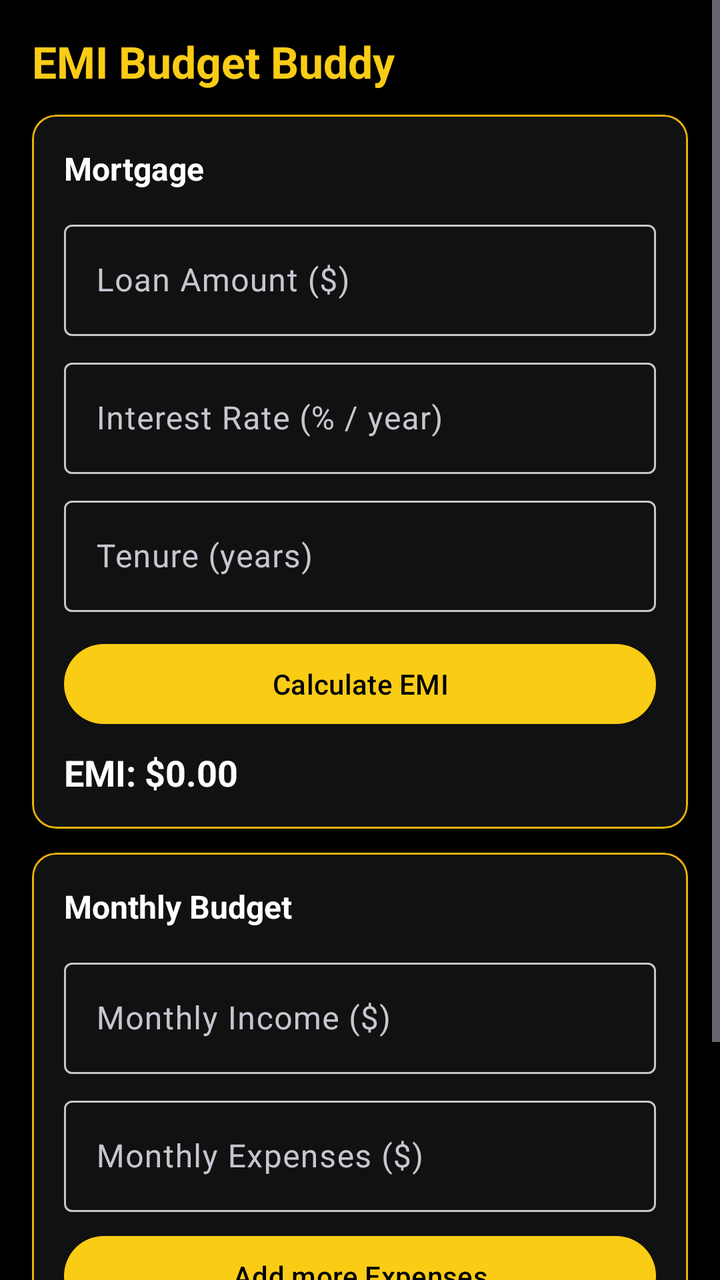
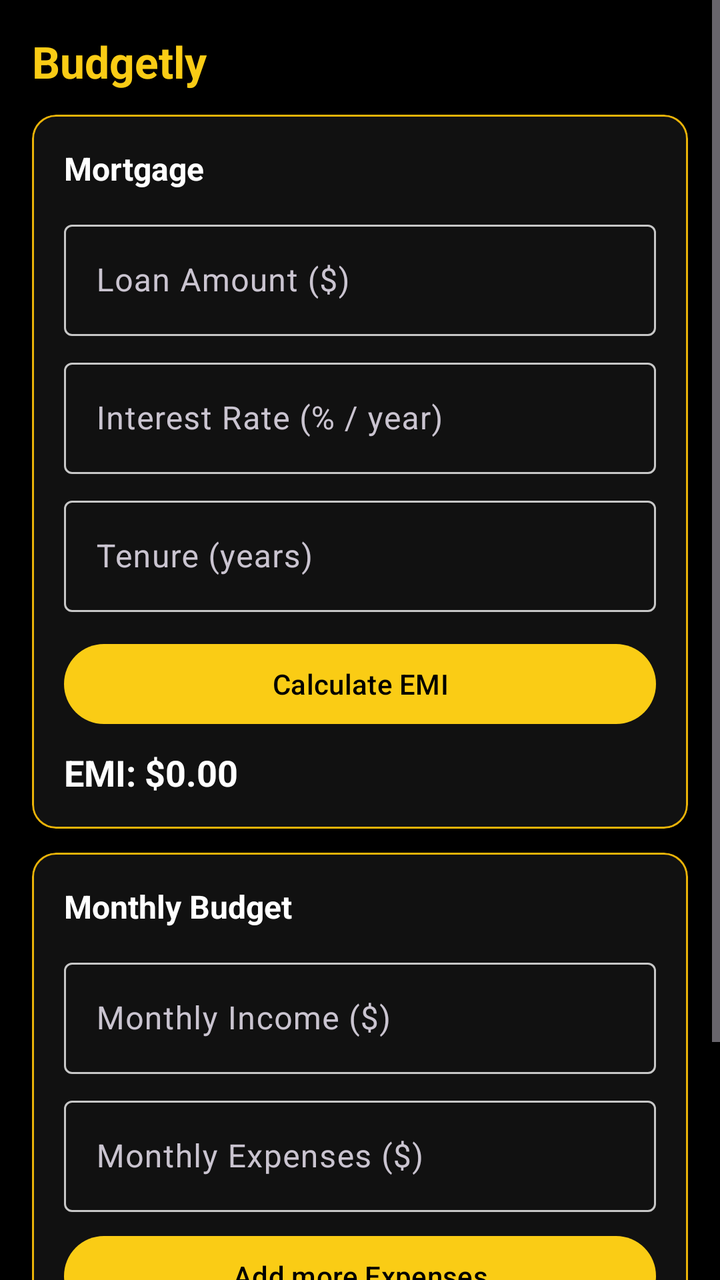

Screens rendered from an Android XML layout before and after an edit, with the pre-edit source and the edit as a unified diff.
<!-- AndroidManifest.xml: application theme Theme.Rushi_assignment1 -->
<!-- res/layout/activity_main.xml -->
<?xml version="1.0" encoding="utf-8"?>
<ScrollView xmlns:android="http://schemas.android.com/apk/res/android"
    xmlns:app="http://schemas.android.com/apk/res-auto"
    android:fillViewport="true"
    android:background="@color/pureBlack"
    android:layout_width="match_parent"
    android:layout_height="match_parent">

    
    <androidx.constraintlayout.widget.ConstraintLayout
        android:padding="16dp"
        android:layout_width="match_parent"
        android:layout_height="wrap_content">

        
        <com.google.android.material.textview.MaterialTextView
            android:id="@+id/tvTitle"
            android:text="EMI Budget Buddy"
            android:textStyle="bold"
            android:textColor="@color/brandYellow"
            android:textSize="22sp"
            android:layout_width="0dp"
            android:layout_height="wrap_content"
            app:layout_constraintTop_toTopOf="parent"
            app:layout_constraintStart_toStartOf="parent"
            app:layout_constraintEnd_toEndOf="parent"/>

        
        <com.google.android.material.card.MaterialCardView
            android:id="@+id/cardMortgage"
            android:layout_marginTop="12dp"
            android:layout_width="0dp"
            android:layout_height="wrap_content"
            app:cardBackgroundColor="@color/nearBlack"
            app:strokeColor="@color/brandYellowDark"
            app:strokeWidth="1dp"
            app:layout_constraintTop_toBottomOf="@id/tvTitle"
            app:layout_constraintStart_toStartOf="parent"
            app:layout_constraintEnd_toEndOf="parent">

            <LinearLayout
                android:padding="16dp"
                android:orientation="vertical"
                android:layout_width="match_parent"
                android:layout_height="wrap_content">

                
                <com.google.android.material.textview.MaterialTextView
                    android:text="Mortgage"
                    android:textStyle="bold"
                    android:textColor="@color/white"
                    android:textSize="16sp"
                    android:layout_width="wrap_content"
                    android:layout_height="wrap_content"/>

                
                <com.google.android.material.textfield.TextInputLayout
                    android:id="@+id/tilLoan"
                    android:hint="Loan Amount ($)"
                    android:layout_width="match_parent"
                    android:layout_height="wrap_content"
                    android:layout_marginTop="12dp">

                    <com.google.android.material.textfield.TextInputEditText
                        android:id="@+id/etLoan"
                        android:inputType="numberDecimal"
                        android:textColor="@color/white"
                        android:layout_width="match_parent"
                        android:layout_height="wrap_content"/>
                </com.google.android.material.textfield.TextInputLayout>

                
                <com.google.android.material.textfield.TextInputLayout
                    android:id="@+id/tilRate"
                    android:hint="Interest Rate (% / year)"
                    android:layout_width="match_parent"
                    android:layout_height="wrap_content"
                    android:layout_marginTop="8dp">

                    <com.google.android.material.textfield.TextInputEditText
                        android:id="@+id/etRate"
                        android:inputType="numberDecimal"
                        android:textColor="@color/white"
                        android:layout_width="match_parent"
                        android:layout_height="wrap_content"/>
                </com.google.android.material.textfield.TextInputLayout>

                
                <com.google.android.material.textfield.TextInputLayout
                    android:id="@+id/tilYears"
                    android:hint="Tenure (years)"
                    android:layout_width="match_parent"
                    android:layout_height="wrap_content"
                    android:layout_marginTop="8dp">

                    <com.google.android.material.textfield.TextInputEditText
                        android:id="@+id/etYears"
                        android:inputType="number"
                        android:textColor="@color/white"
                        android:layout_width="match_parent"
                        android:layout_height="wrap_content"/>
                </com.google.android.material.textfield.TextInputLayout>

                
                <com.google.android.material.button.MaterialButton
                    android:id="@+id/btnCalcEmi"
                    android:text="Calculate EMI"
                    android:layout_marginTop="12dp"
                    android:layout_width="match_parent"
                    android:layout_height="wrap_content"/>

                
                <com.google.android.material.textview.MaterialTextView
                    android:id="@+id/tvEmi"
                    android:text="EMI: $0.00"
                    android:textStyle="bold"
                    android:textColor="@color/white"
                    android:textSize="18sp"
                    android:layout_marginTop="8dp"
                    android:layout_width="match_parent"
                    android:layout_height="wrap_content"/>
            </LinearLayout>
        </com.google.android.material.card.MaterialCardView>

        
        <com.google.android.material.card.MaterialCardView
            android:id="@+id/cardBudget"
            android:layout_marginTop="12dp"
            android:layout_width="0dp"
            android:layout_height="wrap_content"
            app:cardBackgroundColor="@color/nearBlack"
            app:strokeColor="@color/brandYellowDark"
            app:strokeWidth="1dp"
            app:layout_constraintTop_toBottomOf="@id/cardMortgage"
            app:layout_constraintStart_toStartOf="parent"
            app:layout_constraintEnd_toEndOf="parent">

            <LinearLayout
                android:padding="16dp"
                android:orientation="vertical"
                android:layout_width="match_parent"
                android:layout_height="wrap_content">

                
                <com.google.android.material.textview.MaterialTextView
                    android:text="Monthly Budget"
                    android:textStyle="bold"
                    android:textColor="@color/white"
                    android:textSize="16sp"
                    android:layout_width="wrap_content"
                    android:layout_height="wrap_content"/>

                
                <com.google.android.material.textfield.TextInputLayout
                    android:id="@+id/tilIncome"
                    android:hint="Monthly Income ($)"
                    android:layout_width="match_parent"
                    android:layout_height="wrap_content"
                    android:layout_marginTop="12dp">

                    <com.google.android.material.textfield.TextInputEditText
                        android:id="@+id/etIncome"
                        android:inputType="numberDecimal"
                        android:textColor="@color/white"
                        android:layout_width="match_parent"
                        android:layout_height="wrap_content"/>
                </com.google.android.material.textfield.TextInputLayout>

                
                <com.google.android.material.textfield.TextInputLayout
                    android:id="@+id/tilExpenses"
                    android:hint="Monthly Expenses ($)"
                    android:layout_width="match_parent"
                    android:layout_height="wrap_content"
                    android:layout_marginTop="8dp">

                    <com.google.android.material.textfield.TextInputEditText
                        android:id="@+id/etExpenses"
                        android:inputType="numberDecimal"
                        android:textColor="@color/white"
                        android:layout_width="match_parent"
                        android:layout_height="wrap_content"/>
                </com.google.android.material.textfield.TextInputLayout>

                
                <com.google.android.material.button.MaterialButton
                    android:id="@+id/btnManageExpenses"
                    android:text="Add more Expenses"
                    android:layout_marginTop="8dp"
                    android:layout_width="match_parent"
                    android:layout_height="wrap_content"/>

                
                <com.google.android.material.button.MaterialButton
                    android:id="@+id/btnComputeBudget"
                    android:text="Compute Savings / Deficit"
                    android:layout_marginTop="12dp"
                    android:layout_width="match_parent"
                    android:layout_height="wrap_content"/>

                
                <com.google.android.material.textview.MaterialTextView
                    android:id="@+id/tvBudget"
                    android:text="Result: $0.00 (Savings)"
                    android:textStyle="bold"
                    android:textColor="@color/white"
                    android:textSize="18sp"
                    android:layout_marginTop="8dp"
                    android:layout_width="match_parent"
                    android:layout_height="wrap_content"/>
            </LinearLayout>
        </com.google.android.material.card.MaterialCardView>
    </androidx.constraintlayout.widget.ConstraintLayout>
</ScrollView>
<!-- resources referenced by this layout -->
<resources>
  <color name="brandYellow">#FACC15</color>
  <color name="brandYellowDark">#EAB308</color>
  <color name="nearBlack">#111111</color>
  <color name="pureBlack">#000000</color>
  <color name="white">#FFFFFF</color>
  <style name="Theme.Rushi_assignment1" parent="Theme.Material3.Dark.NoActionBar">
          
          <item name="colorPrimary">@color/brandYellow</item>
          <item name="colorOnPrimary">@color/pureBlack</item>
  
          
          <item name="colorSurface">@color/nearBlack</item>
          <item name="colorOnSurface">@color/white</item>
          <item name="colorOnBackground">@color/white</item>
  
          
          <item name="colorSecondary">@color/brandYellowDark</item>
          <item name="colorOnSecondary">@color/pureBlack</item>
          <item name="colorOutline">@color/mutedText</item>
  
          
          <item name="android:statusBarColor">@color/pureBlack</item>
          <item name="android:navigationBarColor">@color/pureBlack</item>
      </style>
  <color name="mutedText">#C7C7C7</color>
</resources>

<!-- the commit's change to res/layout/activity_main.xml (unified diff, before → after) -->
@@ -15,7 +15,7 @@
         
         <com.google.android.material.textview.MaterialTextView
             android:id="@+id/tvTitle"
-            android:text="EMI Budget Buddy"
+            android:text="Budgetly"
             android:textStyle="bold"
             android:textColor="@color/brandYellow"
             android:textSize="22sp"
